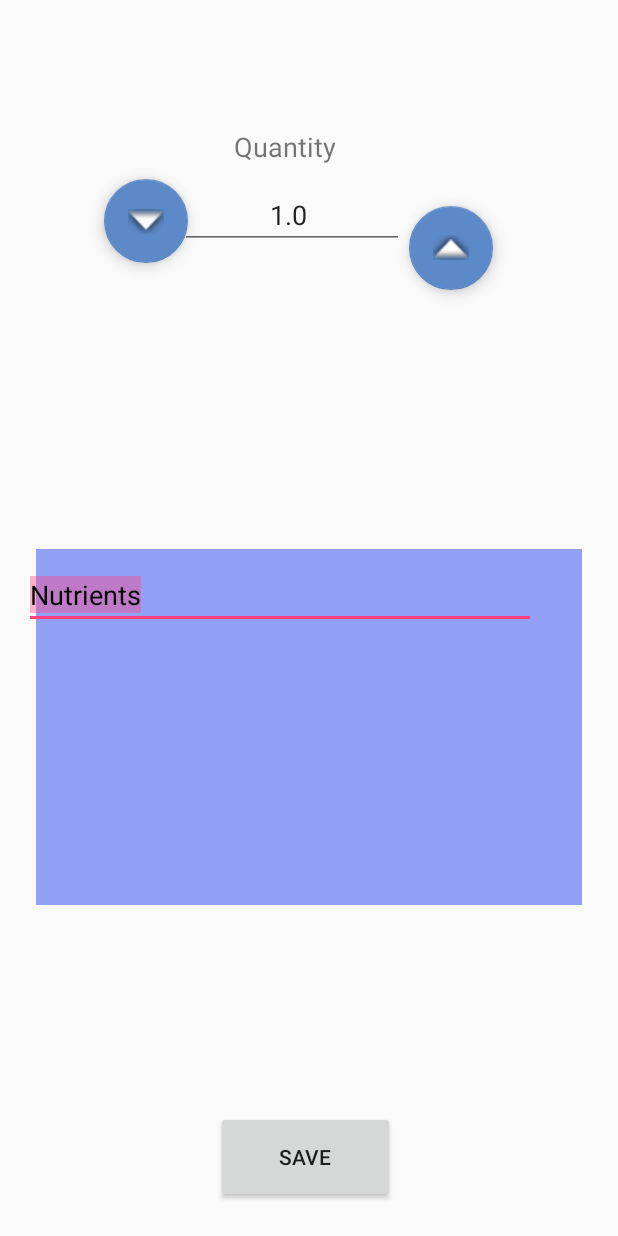
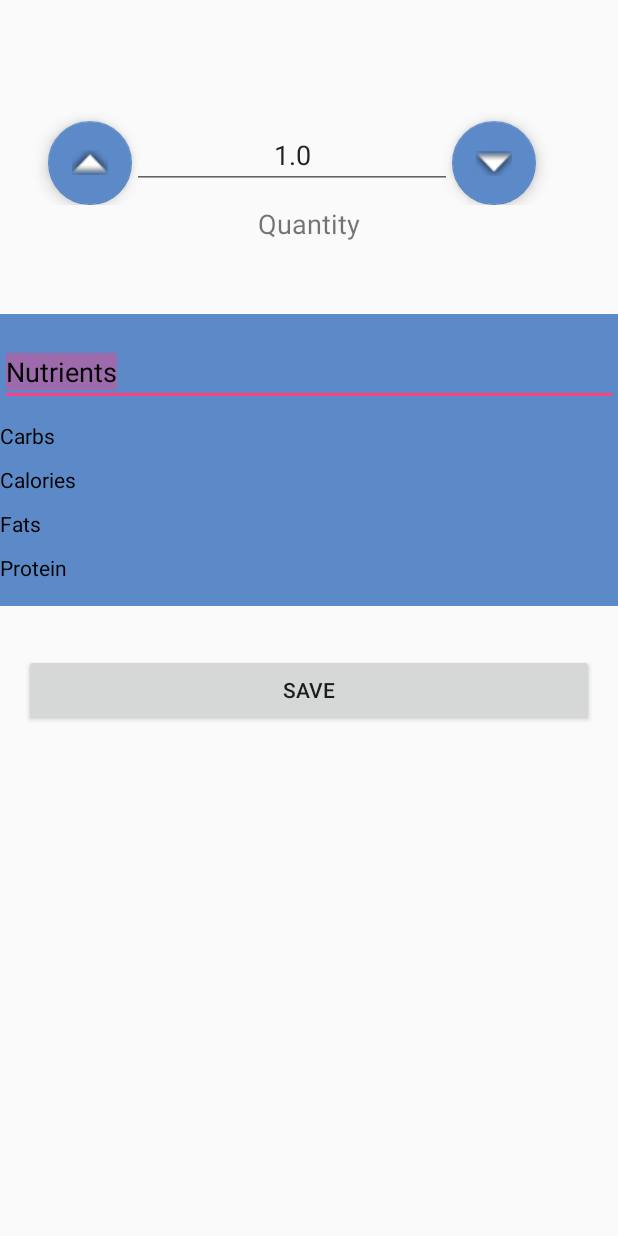
Before and after one commit to GDMSProduction/Dia-Track, an Android app: the SelectedFoodActivity screen opened directly, with no data from a screen before it, on a phone screen of 412 x 824 dp. Run offline under Robolectric (Android 15) with nearby library versions, the phone set to English and light mode, and no system bars; network calls fail; 2 statements that could not run were skipped.

Commit message:
Selected Food Layout

```diff
--- a/Diatrack/app/src/main/res/layout/activity_selected__food.xml
+++ b/Diatrack/app/src/main/res/layout/activity_selected__food.xml
@@ -1,219 +1,150 @@
 <?xml version="1.0" encoding="utf-8"?>
-<android.support.constraint.ConstraintLayout xmlns:android="http://schemas.android.com/apk/res/android"
+<LinearLayout xmlns:android="http://schemas.android.com/apk/res/android"
     xmlns:app="http://schemas.android.com/apk/res-auto"
     xmlns:tools="http://schemas.android.com/tools"
     android:layout_width="match_parent"
     android:layout_height="match_parent"
+    android:orientation="vertical"
     tools:context=".Activities.SelectedFoodActivity">
 
-    <Button
-        android:id="@+id/btn_save"
-        android:layout_width="119dp"
-        android:layout_height="61dp"
-        android:layout_marginBottom="22dp"
-        android:layout_marginEnd="135dp"
-        android:layout_marginLeft="130dp"
-        android:layout_marginRight="135dp"
-        android:layout_marginStart="130dp"
-        android:text="Save"
-        app:layout_constraintBottom_toBottomOf="parent"
-        app:layout_constraintEnd_toEndOf="parent"
-        app:layout_constraintStart_toStartOf="parent" />
+    <TextView
+        android:id="@+id/foodName"
+        android:layout_width="match_parent"
+        android:layout_height="wrap_content"
+        android:layout_marginLeft="16dp"
+        android:layout_marginRight="16dp"
+        android:text="Product Name"
+        android:textAlignment="center"
+        android:textAllCaps="false"
+        android:textSize="24sp"
+        android:layout_marginTop="16dp"/>
+
+    <LinearLayout
+        android:layout_width="match_parent"
+        android:layout_height="wrap_content"
+        android:orientation="horizontal">
 
         <android.support.design.widget.FloatingActionButton
             android:id="@+id/btn_up"
+            android:layout_width="match_parent"
+            android:layout_height="wrap_content"
+            android:layout_marginLeft="32dp"
+            android:layout_marginTop="32dp"
+            android:clickable="true"
+            android:layout_weight="0.5"
+            android:src="@android:drawable/arrow_up_float"
+            app:backgroundTint="@color/DiaColor" />
+
+        <EditText
+            android:id="@+id/txt_quantity"
+            android:textAlignment="center"
             android:layout_width="wrap_content"
             android:layout_height="wrap_content"
-        android:layout_marginBottom="66dp"
-        android:layout_marginEnd="83dp"
-        android:layout_marginRight="83dp"
-        android:layout_marginTop="70dp"
-        android:clickable="true"
-        android:src="@android:drawable/arrow_up_float"
-        app:backgroundTint="@color/DiaColor"
-        app:layout_constraintBottom_toTopOf="@+id/toolbar2"
-        app:layout_constraintEnd_toEndOf="parent"
-        app:layout_constraintTop_toBottomOf="@+id/foodName" />
+            android:layout_marginTop="32dp"
+            android:clickable="false"
+            android:cursorVisible="false"
+            android:ems="10"
+            android:focusable="false"
+            android:inputType="numberDecimal"
+            android:linksClickable="false"
+            android:longClickable="false"
+            android:text="1.0" />
 
         <android.support.design.widget.FloatingActionButton
             android:id="@+id/btn_down"
-        android:layout_width="wrap_content"
+            android:layout_width="match_parent"
             android:layout_height="wrap_content"
-        android:layout_marginBottom="66dp"
-        android:layout_marginEnd="152dp"
-        android:layout_marginLeft="69dp"
-        android:layout_marginRight="152dp"
-        android:layout_marginStart="69dp"
-        android:layout_marginTop="70dp"
+            android:layout_weight="0.5"
+            android:layout_marginRight="32dp"
+            android:layout_marginTop="32dp"
             android:clickable="true"
             android:src="@android:drawable/arrow_down_float"
-        app:backgroundTint="@color/DiaColor"
-        app:layout_constraintBottom_toTopOf="@+id/toolbar2"
-        app:layout_constraintEnd_toStartOf="@+id/btn_up"
-        app:layout_constraintHorizontal_bias="0.0"
-        app:layout_constraintStart_toStartOf="parent"
-        app:layout_constraintTop_toBottomOf="@+id/foodName"
-        app:layout_constraintVertical_bias="0.0" />
+            app:backgroundTint="@color/DiaColor" />
 
-    <android.support.v7.widget.Toolbar
-        android:id="@+id/toolbar2"
-        android:layout_width="364dp"
-        android:layout_height="237dp"
-        android:layout_marginBottom="119dp"
-        android:layout_marginEnd="8dp"
-        android:layout_marginLeft="8dp"
-        android:layout_marginRight="8dp"
-        android:layout_marginStart="8dp"
-        android:layout_marginTop="88dp"
-        android:background="#92a1f5"
-        android:minHeight="?attr/actionBarSize"
-        android:theme="?attr/actionBarTheme"
-        app:layout_constraintBottom_toTopOf="@+id/btn_save"
-        app:layout_constraintEnd_toEndOf="parent"
-        app:layout_constraintStart_toStartOf="parent"
-        app:layout_constraintTop_toBottomOf="@+id/btn_up" />
 
-    <EditText
-        android:id="@+id/txt_quantity"
-        style="@android:style/Widget.EditText"
-        android:layout_width="149dp"
+    </LinearLayout>
+
+    <TextView
+        android:layout_width="match_parent"
         android:layout_height="wrap_content"
-        android:layout_marginBottom="70dp"
-        android:layout_marginEnd="3dp"
-        android:layout_marginRight="3dp"
-        android:layout_marginTop="71dp"
-        android:cursorVisible="false"
-        android:ems="10"
-        android:inputType="numberDecimal"
-        android:linksClickable="false"
-        android:longClickable="false"
-        android:paddingLeft="60dp"
-        android:text="1.0"
-        android:clickable="false"
-        android:focusable="false"
-        app:layout_constraintBottom_toTopOf="@+id/editText"
-        app:layout_constraintEnd_toStartOf="@+id/btn_up"
-        app:layout_constraintHorizontal_bias="1.0"
-        app:layout_constraintStart_toEndOf="@+id/btn_down"
-        app:layout_constraintTop_toBottomOf="@+id/foodName"
-        app:layout_constraintVertical_bias="0.0" />
+        android:text="Quantity"
+        android:layout_marginBottom="16dp"
+        android:textAlignment="center"
+        android:textSize="18sp" />
+
+<LinearLayout
+    android:layout_width="match_parent"
+    android:layout_height="wrap_content"
+    android:orientation="vertical"
+    android:background="@color/DiaColor"
+    android:layout_marginTop="32dp"
+    android:layout_marginBottom="32dp">
 
     <EditText
         android:id="@+id/editText"
-        android:layout_width="341dp"
+        android:layout_width="match_parent"
         android:layout_height="wrap_content"
-        android:layout_marginBottom="6dp"
-        android:layout_marginLeft="16dp"
-        android:layout_marginStart="16dp"
-        android:layout_marginTop="8dp"
+        android:layout_marginTop="16dp"
+        android:clickable="false"
         android:ems="10"
         android:selectAllOnFocus="true"
         android:singleLine="true"
         android:text="Nutrients"
         android:textColor="@android:color/black"
-        android:textColorLink="@android:color/background_dark"
-        app:layout_constraintBottom_toTopOf="@+id/btn_save"
-        app:layout_constraintEnd_toStartOf="@+id/toolbar2"
-        app:layout_constraintHorizontal_bias="0.0"
-        app:layout_constraintStart_toStartOf="parent"
-        app:layout_constraintTop_toTopOf="@+id/toolbar2"
-        app:layout_constraintVertical_bias="0.0" />
+        android:textColorLink="@android:color/background_dark" />
+
 
     <TextView
-        android:id="@+id/foodName"
-        android:layout_width="317dp"
-        android:layout_height="44dp"
-        android:layout_marginEnd="40dp"
-        android:layout_marginLeft="27dp"
-        android:layout_marginRight="40dp"
-        android:layout_marginStart="27dp"
-        android:layout_marginTop="5dp"
-        android:text="Product Name"
-        android:textAllCaps="false"
-        android:textSize="24sp"
-        app:layout_constraintEnd_toEndOf="parent"
-        app:layout_constraintStart_toStartOf="parent"
-        app:layout_constraintTop_toTopOf="parent"
-        tools:paddingLeft="15dp" />
-
-    <TextView
-        android:id="@+id/textView6"
-        android:layout_width="77dp"
-        android:layout_height="28dp"
-        android:layout_marginBottom="7dp"
-        android:layout_marginEnd="165dp"
-        android:layout_marginLeft="142dp"
-        android:layout_marginRight="165dp"
-        android:layout_marginStart="142dp"
-        android:text="Quantity"
-        android:textSize="18sp"
-        app:layout_constraintBottom_toTopOf="@+id/txt_quantity"
-        app:layout_constraintEnd_toEndOf="parent"
-        app:layout_constraintStart_toStartOf="parent" />
+        android:id="@+id/txt_carbs"
+        android:layout_width="wrap_content"
+        android:layout_height="wrap_content"
+        android:layout_marginTop="10dp"
+        android:textColor="@android:color/black"
+        android:text="Carbs" />
 
     <TextView
         android:id="@+id/txt_calories"
         android:layout_width="wrap_content"
         android:layout_height="wrap_content"
-        android:layout_marginBottom="10dp"
-        android:layout_marginEnd="308dp"
-        android:layout_marginLeft="10dp"
-        android:layout_marginRight="308dp"
-        android:layout_marginStart="10dp"
-        android:layout_marginTop="16dp"
-        android:text="Calories"
-        app:layout_constraintBottom_toTopOf="@+id/toolbar2"
-        app:layout_constraintEnd_toEndOf="parent"
-        app:layout_constraintHorizontal_bias="1.0"
-        app:layout_constraintStart_toEndOf="@+id/toolbar2"
-        app:layout_constraintTop_toBottomOf="@+id/editText"
-        app:layout_constraintVertical_bias="0.0" />
+        android:layout_marginTop="10dp"
+        android:textColor="@android:color/black"
+        android:text="Calories" />
 
-    <TextView
-        android:id="@+id/txt_carbs"
-        android:layout_width="wrap_content"
-        android:layout_height="wrap_content"
-        android:layout_marginEnd="308dp"
-        android:layout_marginLeft="8dp"
-        android:layout_marginRight="308dp"
-        android:layout_marginStart="8dp"
-        android:layout_marginTop="124dp"
-        android:text="Carbs"
-        app:layout_constraintEnd_toEndOf="parent"
-        app:layout_constraintHorizontal_bias="1.0"
-        app:layout_constraintStart_toEndOf="@+id/toolbar2"
-        app:layout_constraintTop_toTopOf="@+id/editText" />
 
-    <TextView
-        android:id="@+id/txt_Protein"
-        android:layout_width="wrap_content"
-        android:layout_height="20dp"
-        android:layout_marginBottom="36dp"
-        android:layout_marginEnd="136dp"
-        android:layout_marginLeft="70dp"
-        android:layout_marginRight="136dp"
-        android:layout_marginStart="70dp"
-        android:layout_marginTop="16dp"
-        android:text="Protein"
-        app:layout_constraintBottom_toTopOf="@+id/txt_Fats"
-        app:layout_constraintEnd_toEndOf="parent"
-        app:layout_constraintHorizontal_bias="1.0"
-        app:layout_constraintStart_toEndOf="@+id/toolbar2"
-        app:layout_constraintTop_toBottomOf="@+id/editText" />
 
     <TextView
         android:id="@+id/txt_Fats"
         android:layout_width="wrap_content"
         android:layout_height="wrap_content"
-        android:layout_marginEnd="86dp"
-        android:layout_marginLeft="200dp"
-        android:layout_marginRight="86dp"
-        android:layout_marginStart="200dp"
-        android:layout_marginTop="76dp"
-        android:text="Fats"
-        app:layout_constraintEnd_toStartOf="@+id/toolbar2"
-        app:layout_constraintHorizontal_bias="0.026"
-        app:layout_constraintStart_toStartOf="parent"
-        app:layout_constraintTop_toBottomOf="@+id/editText" />
+        android:layout_marginTop="10dp"
+        android:textColor="@android:color/black"
+        android:text="Fats" />
 
-</android.support.constraint.ConstraintLayout>
+    <TextView
+        android:id="@+id/txt_Protein"
+        android:layout_width="wrap_content"
+        android:layout_height="wrap_content"
+        android:layout_marginTop="10dp"
+        android:layout_marginBottom="16dp"
+        android:textColor="@android:color/black"
+        android:text="Protein" />
+
+
+
+
+</LinearLayout>
+
+
+
+
+    <Button
+        android:id="@+id/btn_save"
+        android:layout_width="match_parent"
+        android:layout_height="wrap_content"
+        android:layout_marginEnd="16dp"
+        android:layout_marginLeft="16dp"
+        android:layout_marginRight="16dp"
+        android:layout_marginStart="16dp"
+        android:text="Save" />
+
+</LinearLayout>
--- a/Diatrack/build.gradle
+++ b/Diatrack/build.gradle
@@ -7,7 +7,7 @@ buildscript {
         jcenter()
     }
     dependencies {
-        classpath 'com.android.tools.build:gradle:3.1.1'
+        classpath 'com.android.tools.build:gradle:3.1.2'
 
         // NOTE: Do not place your application dependencies here; they belong
         // in the individual module build.gradle files
```
Lines whose indentation alone changed are shown as unchanged.
